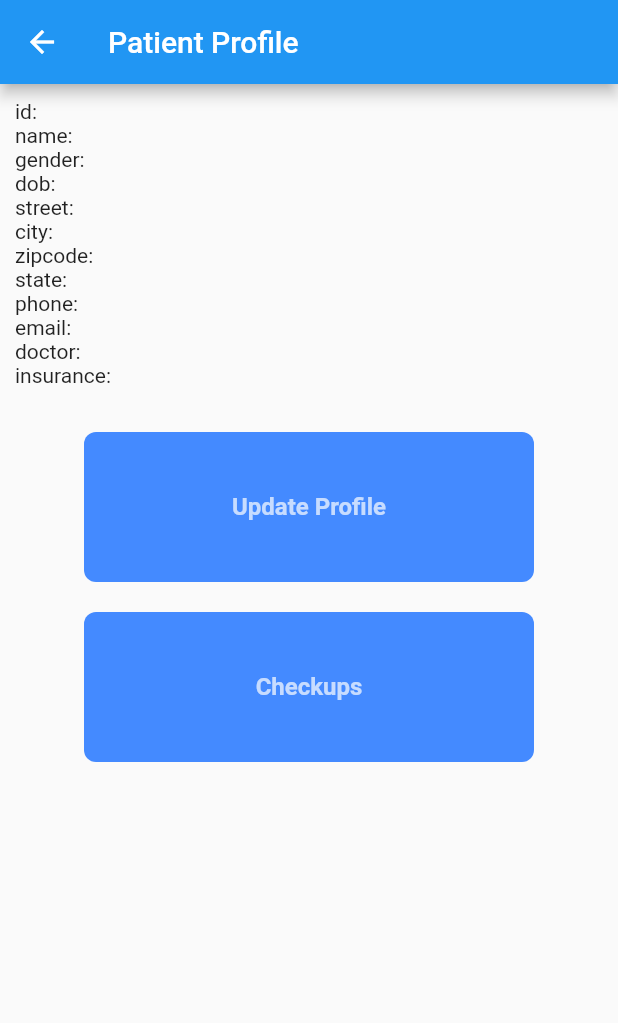
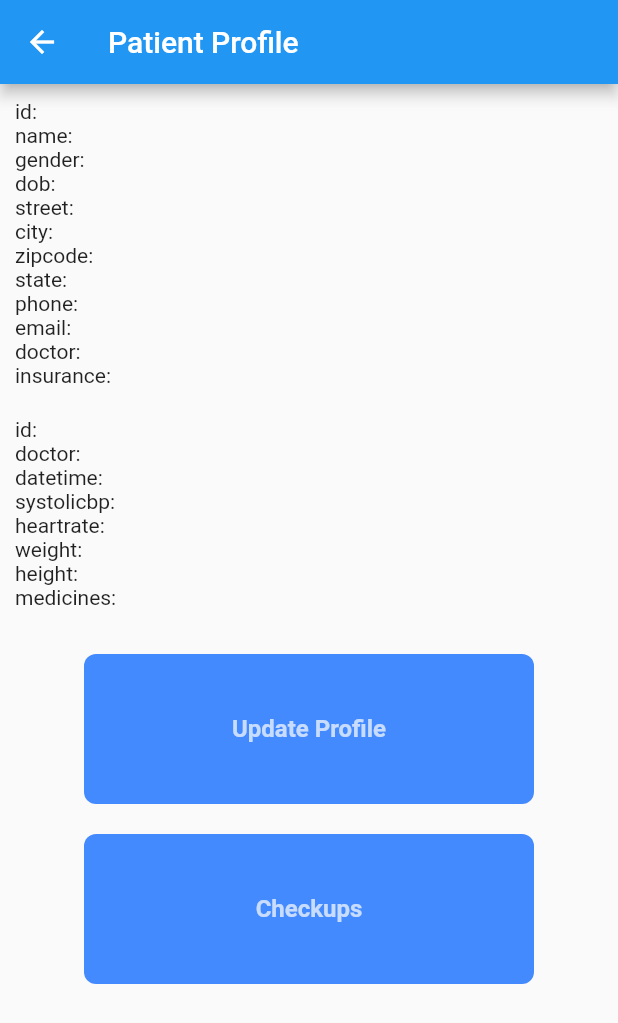
Before and after one commit to teaguestockwell/doctors-patient-database, a Flutter app: the ProfileHome screen opened directly with empty values, on a phone screen of 412 x 824 dp. Shown: the top 1023 px of the screen. Run offline on Flutter 3.47's test engine with Material 2 defaults, Android fonts, the phone set to English and light mode, and no system bars; our stand-ins replace cloud_firestore, firebase_core; accounts and stored records are empty.

Commit message:
stable checkup querys

```diff
--- a/lib/main.dart
+++ b/lib/main.dart
@@ -15,7 +15,7 @@ void main() async {
       title: 'Flutter Demo',
       theme: theme,
       home: ProfileSearch()
-      //home: LastCheckup(patientid:'234567890')
+      //home: LastCheckup(id:'234567890')
     )
   );
 }
--- a/lib/models/checkup.dart
+++ b/lib/models/checkup.dart
@@ -1,6 +1,6 @@
 class Checkup{
   String
-    patientid,
+    id,
     doctor,
     datetime,
     systolicbp,
@@ -12,7 +12,7 @@ class Checkup{
 static final numFields = 8;
 
 Checkup({
-  this.patientid = '',
+  this.id = '',
   this.doctor = '',
   this.datetime = '',
   this.systolicbp = '',
@@ -23,17 +23,17 @@ Checkup({
 });
 
 Checkup.fromJson(Map<String, dynamic> json):
-   patientid = json['patientid'] ?? '',
-  doctor = json[''] ?? '',
-  datetime = json[''] ?? '',
-  systolicbp = json[''] ?? '',
-  heartrate = json[''] ?? '',
-  weight = json[''] ?? '',
-  height = json[''] ?? '',
-  medicines = json[''] ?? '';
+  id = json['id'] ?? '',
+  doctor = json['doctor'] ?? '',
+  datetime = json['datetime'] ?? '',
+  systolicbp = json['systolicbp'] ?? '',
+  heartrate = json['heartrate'] ?? '',
+  weight = json['weight'] ?? '',
+  height = json['height'] ?? '',
+  medicines = json['medicines'] ?? '';
 
   Map<String, String> get toMap => {
-    'patientid': patientid ?? '',
+    'id': id ?? '',
     'doctor': doctor ?? '',
     'datetime': datetime ?? '',
     'systolicbp': systolicbp ?? '',
--- a/lib/util.dart
+++ b/lib/util.dart
@@ -46,12 +46,13 @@ String getPatientButtonText(Patient p){
   if(p.name != null && p.gender != null && p.dob !=null){
     if(getAge(p.dob) != 'Invalid Age'){
       var age = getAge(p.dob);
-      return '${p.name}, ${p.gender}, ${age}';
+      return
+      '''name: ${p.name}\ngender: ${p.gender}\nage: ${age}''';
     }
   }
   return 'Invalid Patient';
 }
 
 String getChecupButtonText(Checkup c){
-  return 'datetime: ${c.datetime}, Doc: ${c.doctor}';
+  return 'yyyymmddhhmm: ${c.datetime}\ndoctor: ${c.doctor}';
 }
--- a/lib/widgets/checkup_para.dart
+++ b/lib/widgets/checkup_para.dart
@@ -0,0 +1,45 @@
+import 'package:doctors_patient_database/models/checkup.dart';
+import 'package:doctors_patient_database/services/checkup_service.dart';
+import 'package:flutter/material.dart';
+import 'package:provider/provider.dart';
+
+class LastCheckupParaProvider extends StatefulWidget {
+  final String id;
+  LastCheckupParaProvider({@required this.id});
+  @override
+  _LastCheckupParaProviderState createState() => _LastCheckupParaProviderState();
+}
+
+class _LastCheckupParaProviderState extends State<LastCheckupParaProvider> {
+  var value;
+
+  initState(){
+    super.initState();
+    value = CheckupService().getLastCheckupGiven_id(this.widget.id);
+  }
+  @override
+  Widget build(BuildContext context) {
+    return StreamProvider<Checkup>.value(
+      value: value,
+      child: LastCheckupBody()
+    );
+  }
+}
+
+class LastCheckupBody extends StatelessWidget {
+  @override
+  Widget build(BuildContext context) {
+    final checkup = Provider.of<Checkup>(context) ?? Checkup();
+
+    return Padding(
+      padding: const EdgeInsets.all(10.0),
+      child: ListView.builder(
+        physics: NeverScrollableScrollPhysics(),
+        shrinkWrap: true,
+        itemCount: Checkup.numFields,
+        itemBuilder: (_,i) =>
+Text('${Checkup().toMap.keys.elementAt(i)}:  ${checkup.toMap.values.elementAt(i)}')
+      ),
+    );
+  }
+}
--- a/lib/widgets/home_info.dart
+++ b/lib/widgets/home_info.dart
@@ -1,17 +1,46 @@
 import 'package:doctors_patient_database/models/patient.dart';
+import 'package:doctors_patient_database/screens/checkup_home.dart';
+import 'package:doctors_patient_database/services/patient_service.dart';
 import 'package:flutter/material.dart';
 import 'package:provider/provider.dart';
 
+
+class HomeProvider extends StatefulWidget {
+  final String id;
+  HomeProvider(this.id);
+  @override
+  _HomeProviderState createState() => _HomeProviderState();
+}
+
+class _HomeProviderState extends State<HomeProvider> {
+  var value;
+
+  @override
+  void initState(){
+    super.initState();
+    value = PatientService().getPatient(this.widget.id);
+  }
+  @override
+  Widget build(BuildContext context) {
+    return StreamProvider<Patient>.value(
+      value: value,
+      child: HomeInfo(),
+    );
+  }
+}
 class HomeInfo extends StatelessWidget {
   @override
   Widget build(BuildContext context) {
     final pat = Provider.of<Patient>(context) ?? Patient();
-    return ListView.builder(
-      itemCount: Patient.numFields,
-      physics: NeverScrollableScrollPhysics(),
-      shrinkWrap: true,
-      itemBuilder: (_,i)
-        => Text('${Patient().toMap.keys.elementAt(i)}: ${pat.toMap.values.elementAt(i)}')
+    return Padding(
+      padding: const EdgeInsets.all(10.0),
+      child: ListView.builder(
+        itemCount: Patient.numFields,
+        physics: NeverScrollableScrollPhysics(),
+        shrinkWrap: true,
+        itemBuilder: (_,i)
+          => Text('${Patient().toMap.keys.elementAt(i)}: ${pat.toMap.values.elementAt(i)}')
+      ),
     );
   }
 }
```
Also changed, not shown: lib/screens/checkup_home.dart (+10 -13 lines), lib/screens/profile_home.dart (+4 -49 lines), lib/services/checkup_service.dart (+11 -5 lines).
